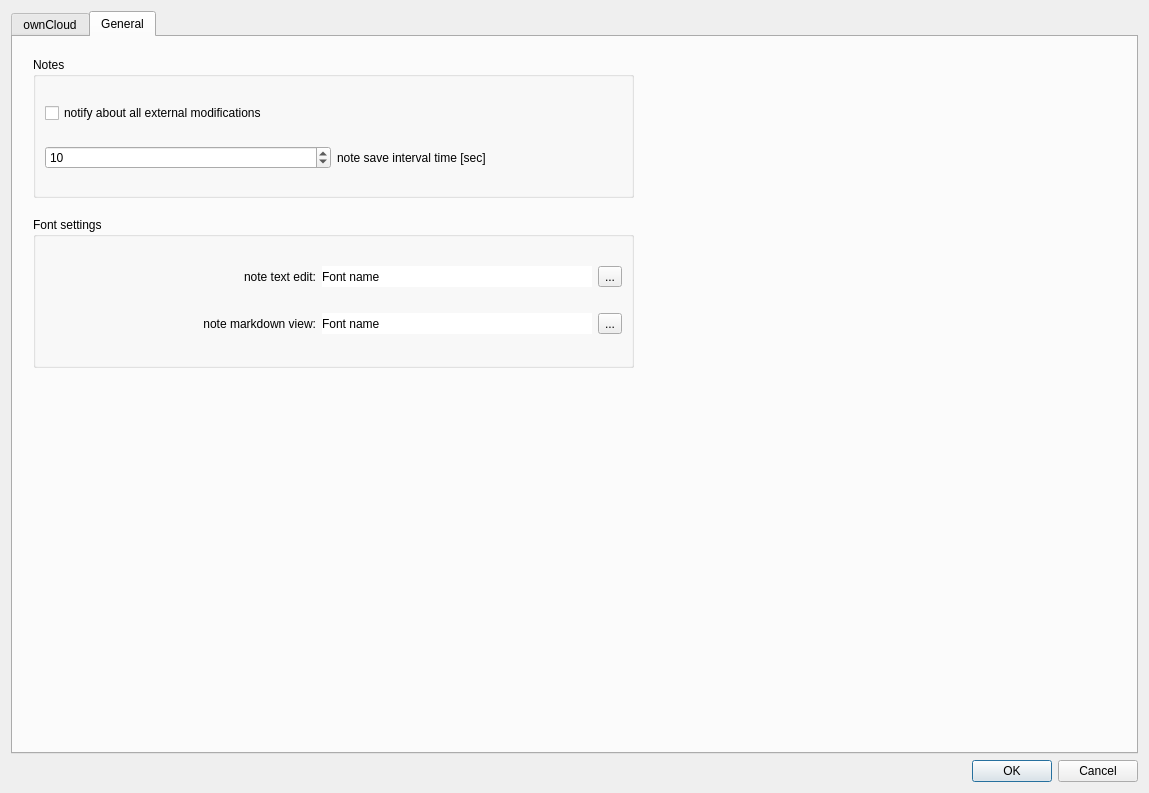
Qt form src/settingsdialog.ui (pbek/QOwnNotes) before a commit.
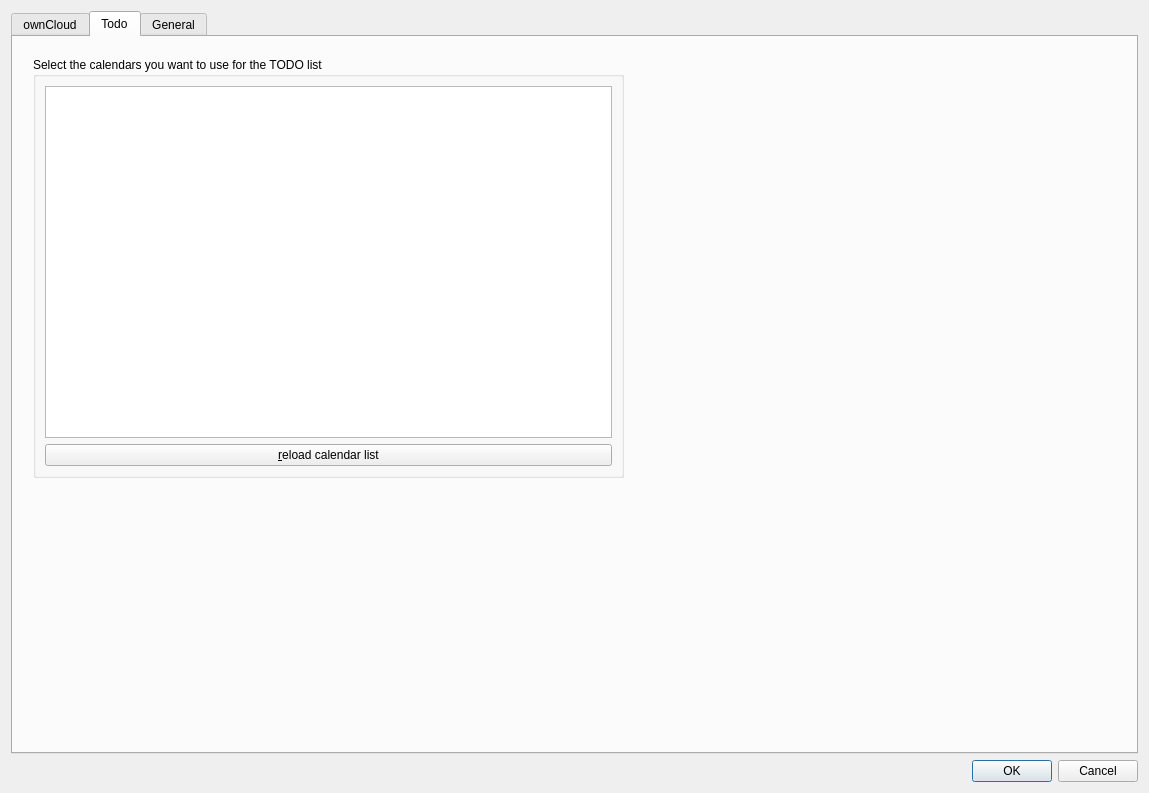
The same form after that commit. Icons and pictures are not drawn.

Commit message: start of todo list implementation

The edit to the form file:
```diff
--- a/src/settingsdialog.ui
+++ b/src/settingsdialog.ui
@@ -16,7 +16,7 @@
   <layout class="QGridLayout" name="gridLayout_2">
    <item row="0" column="0">
     <layout class="QGridLayout" name="gridLayout">
-     <item row="1" column="0">
+     <item row="2" column="0">
       <widget class="QDialogButtonBox" name="buttonBox">
        <property name="orientation">
         <enum>Qt::Horizontal</enum>
@@ -26,7 +26,7 @@
        </property>
       </widget>
      </item>
-     <item row="0" column="0">
+     <item row="1" column="0">
       <widget class="QTabWidget" name="tabWidget">
        <property name="currentIndex">
         <number>1</number>
@@ -516,6 +516,58 @@
          </item>
         </layout>
        </widget>
+       <widget class="QWidget" name="todoCalendarTab">
+        <attribute name="title">
+         <string>Todo</string>
+        </attribute>
+        <widget class="QGroupBox" name="todoCalendarGroupBox">
+         <property name="geometry">
+          <rect>
+           <x>20</x>
+           <y>20</y>
+           <width>591</width>
+           <height>421</height>
+          </rect>
+         </property>
+         <property name="title">
+          <string>Select the calendars you want to use for the TODO list</string>
+         </property>
+         <layout class="QGridLayout" name="gridLayout_7">
+          <item row="0" column="0">
+           <widget class="QListWidget" name="todoCalendarListWidget"/>
+          </item>
+          <item row="1" column="0">
+           <widget class="QPushButton" name="reloadCalendarListButton">
+            <property name="sizePolicy">
+             <sizepolicy hsizetype="Expanding" vsizetype="Fixed">
+              <horstretch>0</horstretch>
+              <verstretch>0</verstretch>
+             </sizepolicy>
+            </property>
+            <property name="minimumSize">
+             <size>
+              <width>0</width>
+              <height>0</height>
+             </size>
+            </property>
+            <property name="toolTip">
+             <string>&lt;html&gt;&lt;head/&gt;&lt;body&gt;&lt;p&gt;Click here to reload the list of calendars from your ownCloud server.&lt;/p&gt;&lt;/body&gt;&lt;/html&gt;</string>
+            </property>
+            <property name="styleSheet">
+             <string notr="true"/>
+            </property>
+            <property name="text">
+             <string>&amp;reload calendar list</string>
+            </property>
+            <property name="icon">
+             <iconset resource="breeze.qrc">
+              <normaloff>:/images/breeze/network-connect.svg</normaloff>:/images/breeze/network-connect.svg</iconset>
+            </property>
+           </widget>
+          </item>
+         </layout>
+        </widget>
+       </widget>
        <widget class="QWidget" name="generalTab">
         <attribute name="title">
          <string>General</string>
```
Left out of the diff: 1 changed line with no effect on the pictures. The commit also changes 7 other files.
